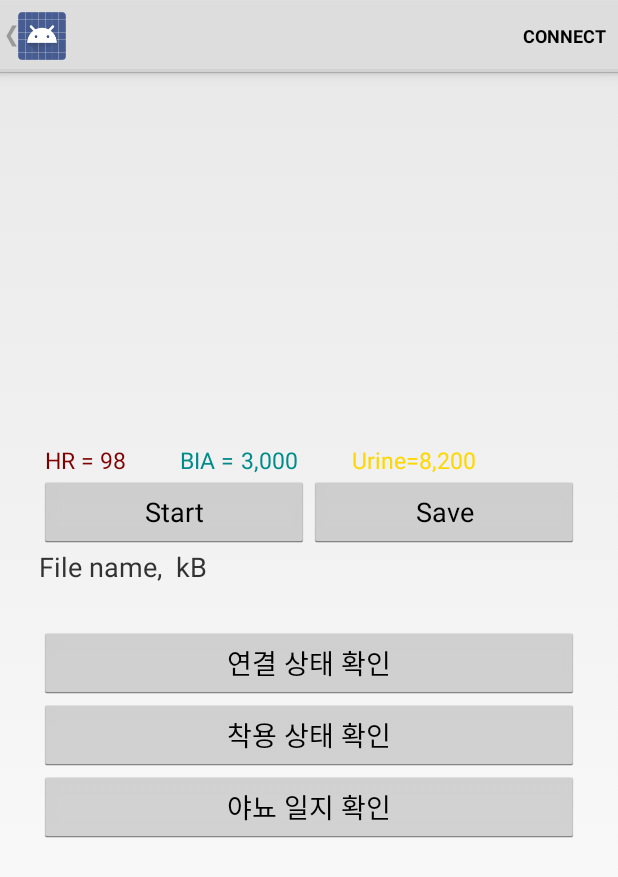
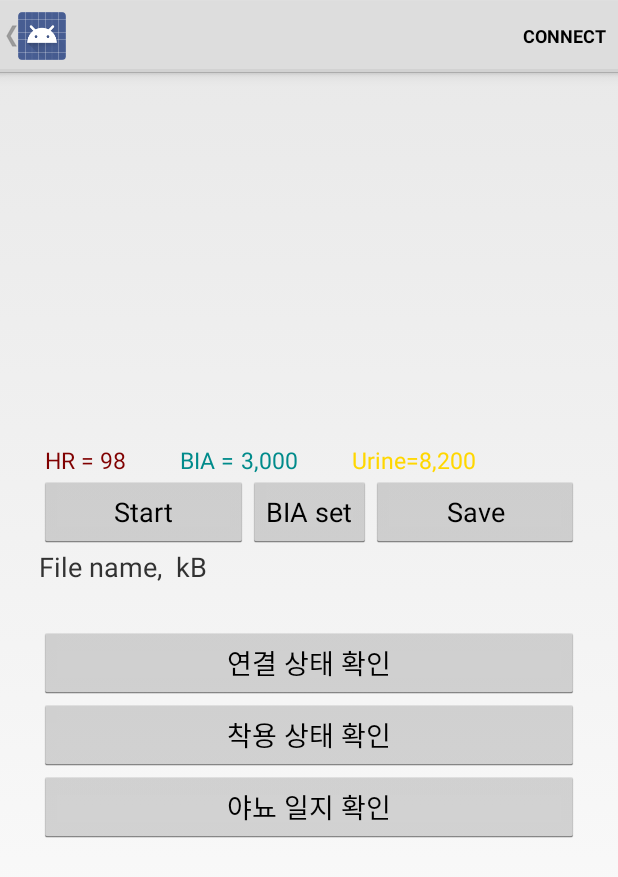
Before and after one commit to thlee-cs/NE_BELT_for_USER, an Android app: the DeviceControlActivity screen opened directly, with no data from a screen before it, after a tap on "Start", on a phone screen of 412 x 824 dp. Shown: the top 877 px of the screen. Run offline under Robolectric (Android 15) with nearby library versions, the phone set to English and light mode, and no system bars; libraries missing offline, so code that uses them is left out: org.achartengine, org.achartengine.chart, org.achartengine.model, org.achartengine.renderer; 18 statements that could not run were skipped.

Commit message:
bia button

```diff
--- a/Application/src/main/java/com/example/android/bluetoothlegatt/DeviceControlActivity.java
+++ b/Application/src/main/java/com/example/android/bluetoothlegatt/DeviceControlActivity.java
@@ -77,6 +77,7 @@ public class DeviceControlActivity extends Activity {
     private TextView mDataField;
     private TextView mSaveView;
     private Button mSaveButton;
+    private Button mBiaSetButton;
     private Button mPostureset;
     private Button mStartButton;
     private EditText mWriteport;
@@ -232,6 +233,7 @@ public class DeviceControlActivity extends Activity {
             }
         }
     };
+    int rot_state = 0;
     Button.OnClickListener mClickListener = new View.OnClickListener(){
         @Override
         public void onClick(View v) {
@@ -257,7 +259,17 @@ public class DeviceControlActivity extends Activity {
                     SystemClock.sleep(100);
                     request_start();
                     SystemClock.sleep(100);
-                    mRotationHandler.postDelayed(rotationMethod, 0);
+                    break;
+                case R.id.bia_rot:
+                    if (rot_state == 0){
+                        mRotationHandler.postDelayed(rotationMethod, 2000);
+                        mBiaSetButton.setText("STOP");
+                        rot_state = 1; //on
+                    }else if (rot_state ==1){
+                        mRotationHandler.removeCallbacks(rotationMethod);
+                        mBiaSetButton.setText("BIA set");
+                        rot_state = 0; //off
+                    }
                     break;
                 default:
                     break;
@@ -444,6 +456,8 @@ public class DeviceControlActivity extends Activity {
         mSaveButton.setOnClickListener(mClickListener);
         mStartButton = (Button) findViewById(R.id.start_button);
         mStartButton.setOnClickListener(mClickListener);
+        mBiaSetButton =  (Button) findViewById(R.id.bia_rot);
+        mBiaSetButton.setOnClickListener(mClickListener);
 
         mSaveView = (TextView) findViewById(R.id.save_view);
 
@@ -619,6 +633,7 @@ public class DeviceControlActivity extends Activity {
 
     public void request_Impedance() {
         Log.d(TAG, String.format("0b 74 0500"));
+        BiaMarker = 1;
         setMargauxLWrite(new byte[]{(byte) 0x55, (byte) 0xaa, (byte) 0xff, (byte) 0xff,
                 (byte) 0x04, (byte) 0x00, (byte) 0x0B, (byte) 0x74, (byte) 0x00, (byte) 0x05,
                 (byte) 0x44, (byte) 0x99, (byte) 0xee, (byte) 0xee});
--- a/Application/src/main/res/layout/gatt_services_characteristics.xml
+++ b/Application/src/main/res/layout/gatt_services_characteristics.xml
@@ -148,6 +148,12 @@
                     android:text="Start" />
 
                 <Button
+                    android:id="@+id/bia_rot"
+                    android:layout_width="wrap_content"
+                    android:layout_height="wrap_content"
+                    android:text="BIA set" />
+
+                <Button
                     android:id="@+id/save"
                     android:layout_width="match_parent"
                     android:layout_height="wrap_content"
```
